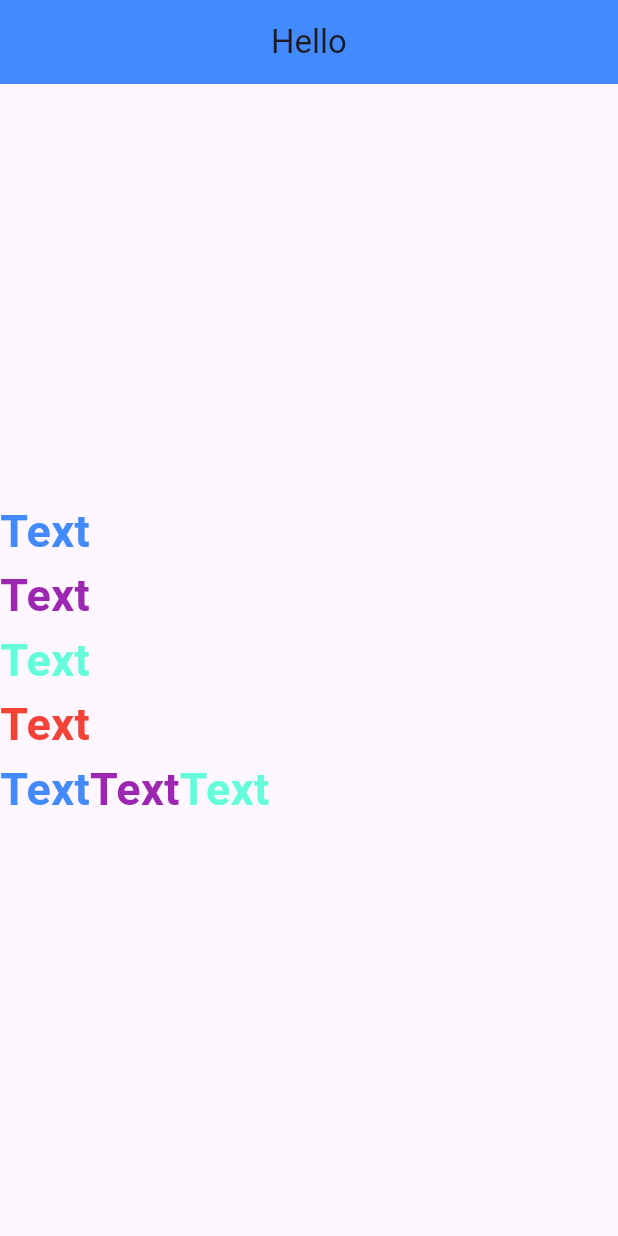
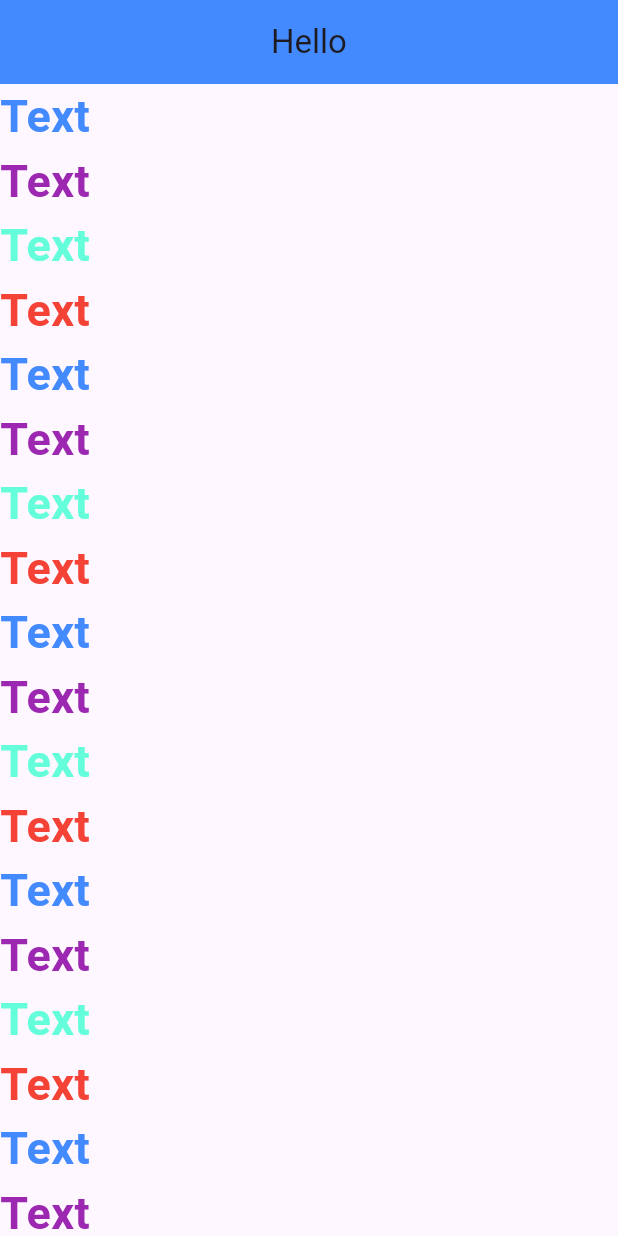
Before and after one commit to Khorsed-Alam/Flutter_First, a Flutter app: the screen it shows after launch, on a phone screen of 412 x 824 dp. Run offline on Flutter 3.47's test engine with Material 3 defaults, Android fonts, the phone set to English and light mode, and no system bars.

Commit message:
Row Scroll Bar

```diff
--- a/lib/home.dart
+++ b/lib/home.dart
@@ -12,7 +12,8 @@ class Home extends StatelessWidget {
         centerTitle: true,
         backgroundColor: Colors.blueAccent,
       ),
-      body: Column(
+      body:SingleChildScrollView(
+        child:  Column(
         mainAxisAlignment:MainAxisAlignment.center,
         crossAxisAlignment: CrossAxisAlignment.start,
         children: [
@@ -39,10 +40,7 @@ class Home extends StatelessWidget {
             fontWeight: FontWeight.bold,
             color: Colors.red,
           ),
-          ),
-          Row(
-            children: [
-              Text('Text', style: TextStyle(
+          ),Text('Text', style: TextStyle(
             fontSize: 30,
             fontWeight: FontWeight.bold,
             color: Colors.blueAccent,
@@ -60,11 +58,83 @@ class Home extends StatelessWidget {
             color: Colors.tealAccent,
           ),
           ),
-
+          Text('Text', style: TextStyle(
+            fontSize: 30,
+            fontWeight: FontWeight.bold,
+            color: Colors.red,
+          ),
+          ),Text('Text', style: TextStyle(
+            fontSize: 30,
+            fontWeight: FontWeight.bold,
+            color: Colors.blueAccent,
+          ),
+          ),
+          Text('Text', style: TextStyle(
+            fontSize: 30,
+            fontWeight: FontWeight.bold,
+            color: Colors.purple ,
+          ),
+          ),
+          Text('Text', style: TextStyle(
+            fontSize: 30,
+            fontWeight: FontWeight.bold,
+            color: Colors.tealAccent,
+          ),
+          ),
+          Text('Text', style: TextStyle(
+            fontSize: 30,
+            fontWeight: FontWeight.bold,
+            color: Colors.red,
+          ),
+          ),Text('Text', style: TextStyle(
+            fontSize: 30,
+            fontWeight: FontWeight.bold,
+            color: Colors.blueAccent,
+          ),
+          ),
+          Text('Text', style: TextStyle(
+            fontSize: 30,
+            fontWeight: FontWeight.bold,
+            color: Colors.purple ,
+          ),
+          ),
+          Text('Text', style: TextStyle(
+            fontSize: 30,
+            fontWeight: FontWeight.bold,
+            color: Colors.tealAccent,
+          ),
+          ),
+          Text('Text', style: TextStyle(
+            fontSize: 30,
+            fontWeight: FontWeight.bold,
+            color: Colors.red,
+          ),
+          ),Text('Text', style: TextStyle(
+            fontSize: 30,
+            fontWeight: FontWeight.bold,
+            color: Colors.blueAccent,
+          ),
+          ),
+          Text('Text', style: TextStyle(
+            fontSize: 30,
+            fontWeight: FontWeight.bold,
+            color: Colors.purple ,
+          ),
+          ),
+          Text('Text', style: TextStyle(
+            fontSize: 30,
+            fontWeight: FontWeight.bold,
+            color: Colors.tealAccent,
+          ),
+          ),
+          Text('Text', style: TextStyle(
+            fontSize: 30,
+            fontWeight: FontWeight.bold,
+            color: Colors.red,
+          ),
+          ),
         ],
-          )
-        ],
-      ),
+      ),)
 
     );
   }
```
Lines whose indentation alone changed are shown as unchanged.
